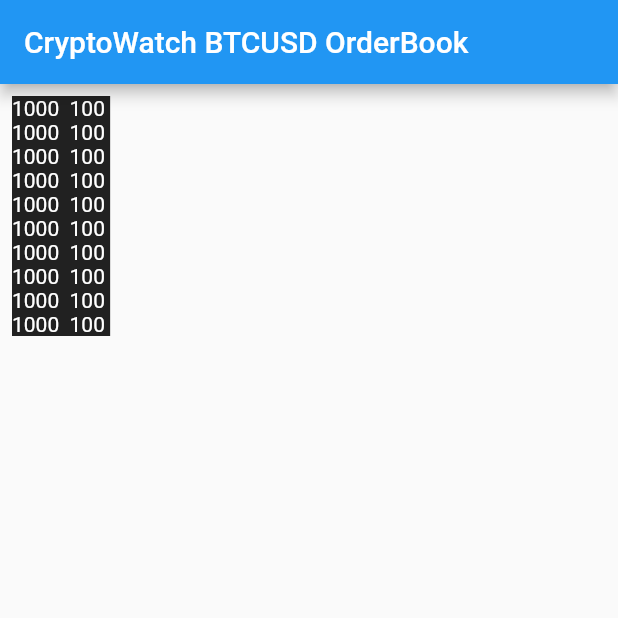
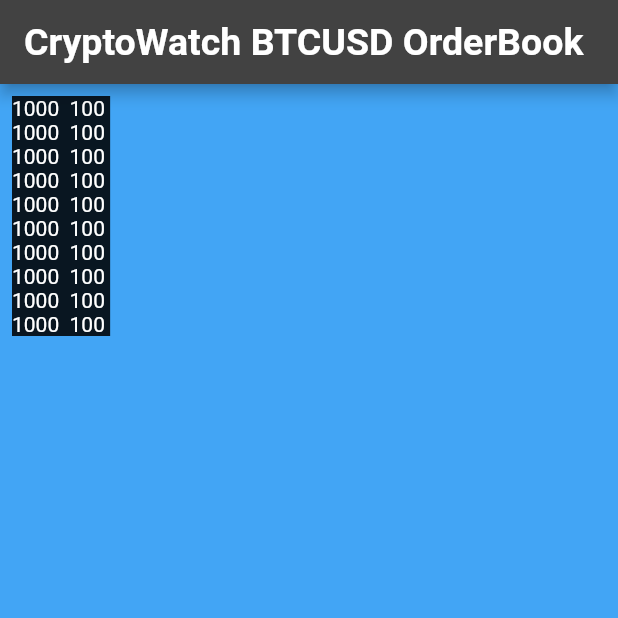
Before and after one commit to mshenawy22/Crypto-orderbook-Flutter-app-, a Flutter app: the screen it shows after launch, on a phone screen of 412 x 824 dp, the top half of it. Run offline on Flutter 3.47's test engine with Material 2 defaults, Android fonts, the phone set to English and light mode, and no system bars; our stand-ins replace bloc, flutter_bloc; Roboto replaces fonts that are missing (Georgia).

Commit message:
defining App colours (as per the assignment pic)

```diff
--- /dev/null
+++ b/lib/cryptowatch_colours.dart
@@ -0,0 +1,17 @@
+import 'dart:ui';
+
+import 'dart:ui';
+
+const BLACKA  =const  Color(0xFF070711);   // for ex dividerColor
+
+const BLACKB = Color(0xFF42A5F5); // for ex scaffoldBackgroundColor
+
+const BLACKC =Color(0xFF2f2f47) ; // for ex input fields /button colours
+
+const BLACKD =Color(0xFF171721) ; // for ex order book bg colour
+
+const WHITEA = Color(0xFFe0e1e6); // white for text
+
+const GREENA = Color(0xFF748e71); // green for text(buy)
+
+const REDA = Color(0xFF835060);   //red for text (sell)
--- a/lib/main.dart
+++ b/lib/main.dart
@@ -2,6 +2,7 @@
 import 'package:flutter/material.dart';
 import 'package:flutter_bloc/flutter_bloc.dart';
 
+import 'cryptowatch_colours.dart';
 import 'cubit/prodct_list_cubit/product_list_cubit.dart';
 
 void main() {
@@ -22,11 +23,29 @@
           ],
           child:
           MaterialApp(
-            title: 'Flutter Demo',
+            title:'CryptoWatch OrderBook',
             theme: ThemeData(
-              primarySwatch: Colors.blue,
+              // Define the default brightness and colors.
+              brightness: Brightness.dark,
+              dividerColor: BLACKA,
+              scaffoldBackgroundColor:  BLACKB,
+              canvasColor: BLACKD,
+              primaryTextTheme: const TextTheme(
+                headline1: TextStyle(fontSize: 72.0, fontWeight: FontWeight.bold),
+                headline6: TextStyle(fontSize: 36.0, fontStyle: FontStyle.italic),
+                headline4: TextStyle(fontSize: 14.0, fontStyle: FontStyle.italic),
+                bodyText2: TextStyle(fontSize: 14.0, fontFamily: 'Hind'),
+              ),
+
+              // Define the default font family.
+              fontFamily: 'Georgia',
               visualDensity: VisualDensity.adaptivePlatformDensity,
+                appBarTheme : AppBarTheme(titleTextStyle: TextStyle(fontSize: 25.0, fontWeight: FontWeight.bold)),
+              // Define the default `TextTheme`. Use this to specify the default
+              // text styling for headlines, titles, bodies of text, and more.
+
             ),
+
             home:
             MyHomePage(title: 'CryptoWatch OrderBook'),
           )
@@ -65,6 +84,7 @@
     // fast, so that you can just rebuild anything that needs updating rather
     // than having to individually change instances of widgets.
     return Scaffold(
+
       appBar: AppBar(
         // Here we take the value from the MyHomePage object that was created by
         // the App.build method, and use it to set our appbar title.
```
